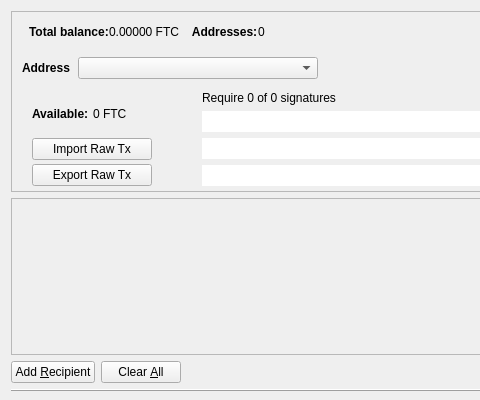
Before: the Qt Designer form src/qt/forms/multisigdialog.ui in FeatherCoin/Feathercoin, drawn with Qt 5; both pictures show x 0 to 480 and y 0 to 400 of the 850 by 400 pixel window.
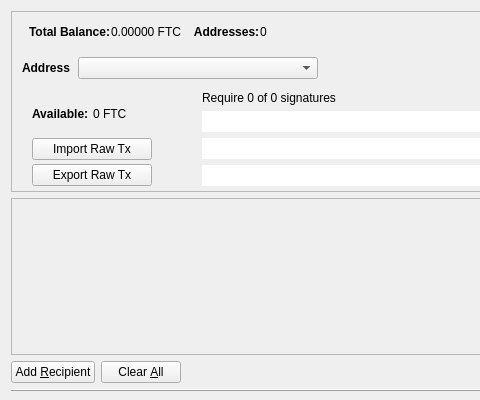
After: the same form once the commit is applied. Icons and pictures are not drawn.

Diff of the .ui file:
```diff
--- a/src/qt/forms/multisigdialog.ui
+++ b/src/qt/forms/multisigdialog.ui
@@ -100,7 +100,7 @@
              </font>
             </property>
             <property name="text">
-             <string>Total balance:</string>
+             <string>Total Balance:</string>
             </property>
            </widget>
           </item>
```
Left out of the diff: 4 changed lines with no effect on the pictures.
